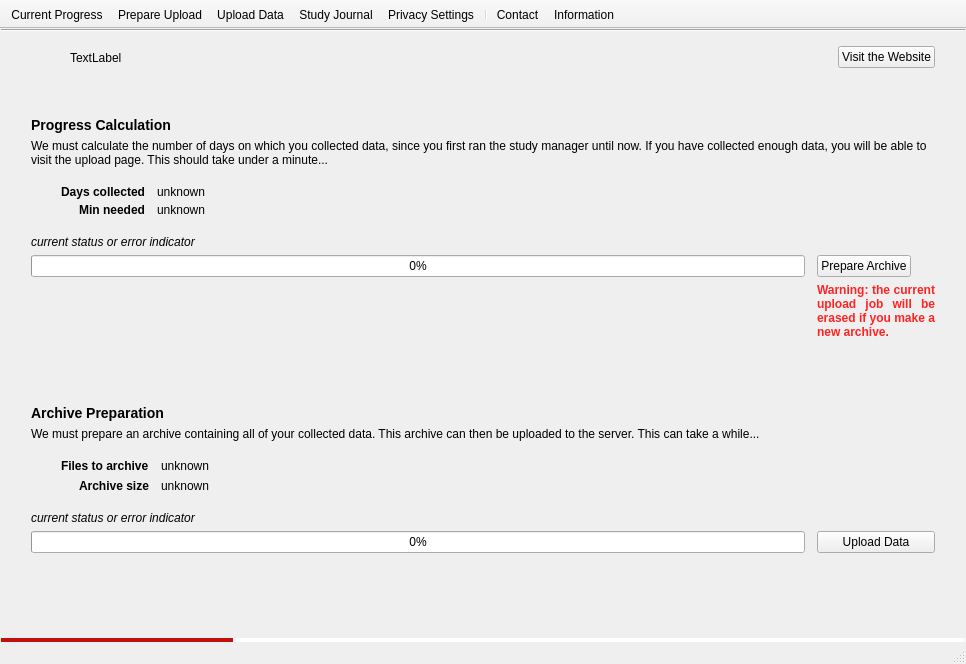
SteveDodierLazaroPhD/UserStudyManager, file mainwindow.ui: the form before one commit.
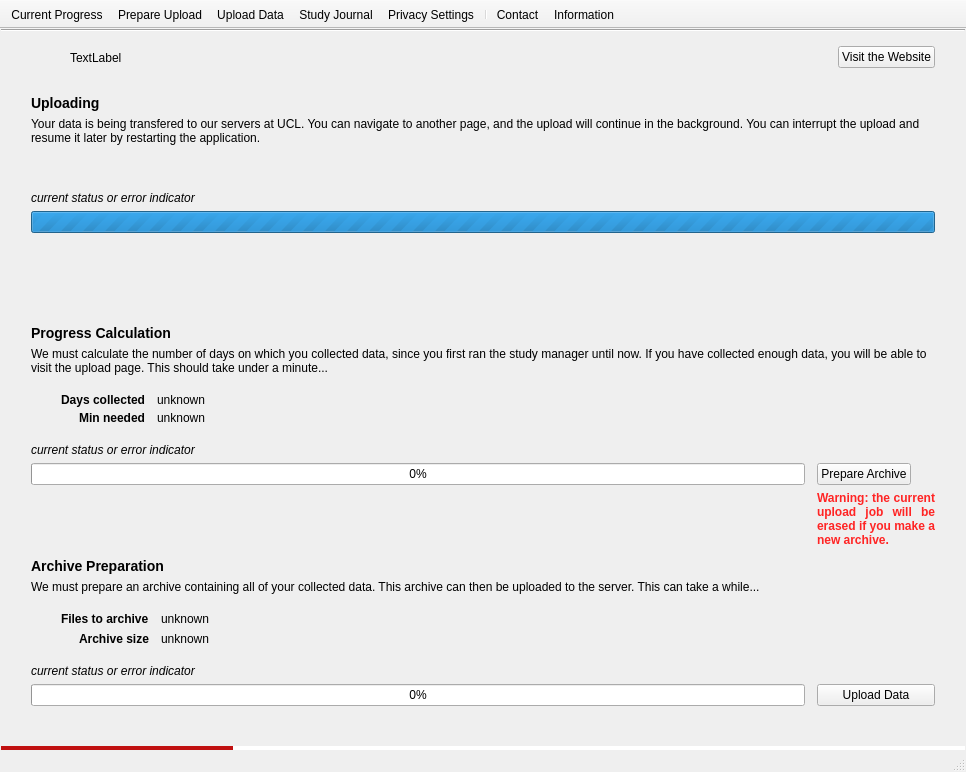
The form after the commit. Icons and pictures are not drawn. Custom widgets are drawn as their Qt base class.

Commit message:
Now supporting the Upload API Now having an Upload UI Reorganised the code base (put files in thematic folders) Added a dedicated UI for monitoring uploads in the toolbar
original bzr status:
revno: 26
committer: Steve Dodier-Lazaro <s.dodier-lazaro@cs.ucl.ac.uk>
branch nick: UCLStudyClient
timestamp: Wed 2015-07-01 15:55:03 +0100

The edit to the form file:
```diff
--- a/mainwindow.ui
+++ b/mainwindow.ui
@@ -7,7 +7,7 @@
     <x>0</x>
     <y>0</y>
     <width>966</width>
-    <height>664</height>
+    <height>772</height>
    </rect>
   </property>
   <property name="windowTitle">
@@ -86,7 +86,89 @@
     </item>
     <item>
      <widget class="QWidget" name="uploadServiceUI" native="true">
-      <layout class="QHBoxLayout" name="uploadUI"/>
+      <layout class="QGridLayout" name="gridLayout">
+       <property name="leftMargin">
+        <number>30</number>
+       </property>
+       <property name="topMargin">
+        <number>12</number>
+       </property>
+       <property name="rightMargin">
+        <number>30</number>
+       </property>
+       <property name="bottomMargin">
+        <number>40</number>
+       </property>
+       <property name="horizontalSpacing">
+        <number>12</number>
+       </property>
+       <property name="verticalSpacing">
+        <number>6</number>
+       </property>
+       <item row="1" column="0">
+        <widget class="QLabel" name="uploadDescLabel">
+         <property name="text">
+          <string>Your data is being transfered to our servers at UCL. You can navigate to another page, and the upload will continue in the background. You can interrupt the upload and resume it later by restarting the application.</string>
+         </property>
+         <property name="wordWrap">
+          <bool>true</bool>
+         </property>
+        </widget>
+       </item>
+       <item row="5" column="0">
+        <spacer name="verticalSpacer_3">
+         <property name="orientation">
+          <enum>Qt::Vertical</enum>
+         </property>
+         <property name="sizeHint" stdset="0">
+          <size>
+           <width>20</width>
+           <height>40</height>
+          </size>
+         </property>
+        </spacer>
+       </item>
+       <item row="4" column="0">
+        <widget class="QProgressBar" name="uploadBar">
+         <property name="maximum">
+          <number>0</number>
+         </property>
+         <property name="value">
+          <number>-1</number>
+         </property>
+        </widget>
+       </item>
+       <item row="0" column="0">
+        <widget class="QLabel" name="uploadHeader">
+         <property name="text">
+          <string>&lt;html&gt;&lt;head/&gt;&lt;body&gt;&lt;p&gt;&lt;span style=&quot; font-size:large; font-weight:600;&quot;&gt;Uploading&lt;/span&gt;&lt;/p&gt;&lt;/body&gt;&lt;/html&gt;</string>
+         </property>
+        </widget>
+       </item>
+       <item row="2" column="0">
+        <spacer name="verticalSpacer_4">
+         <property name="orientation">
+          <enum>Qt::Vertical</enum>
+         </property>
+         <property name="sizeType">
+          <enum>QSizePolicy::Fixed</enum>
+         </property>
+         <property name="sizeHint" stdset="0">
+          <size>
+           <width>20</width>
+           <height>40</height>
+          </size>
+         </property>
+        </spacer>
+       </item>
+       <item row="3" column="0">
+        <widget class="QLabel" name="uploadStatusLabel">
+         <property name="text">
+          <string>&lt;i&gt;current status or error indicator&lt;/i&gt;</string>
+         </property>
+        </widget>
+       </item>
+      </layout>
      </widget>
     </item>
     <item>
```
Left out of the diff: 4 changed lines with no effect on the pictures. The commit also changes 33 other files.
